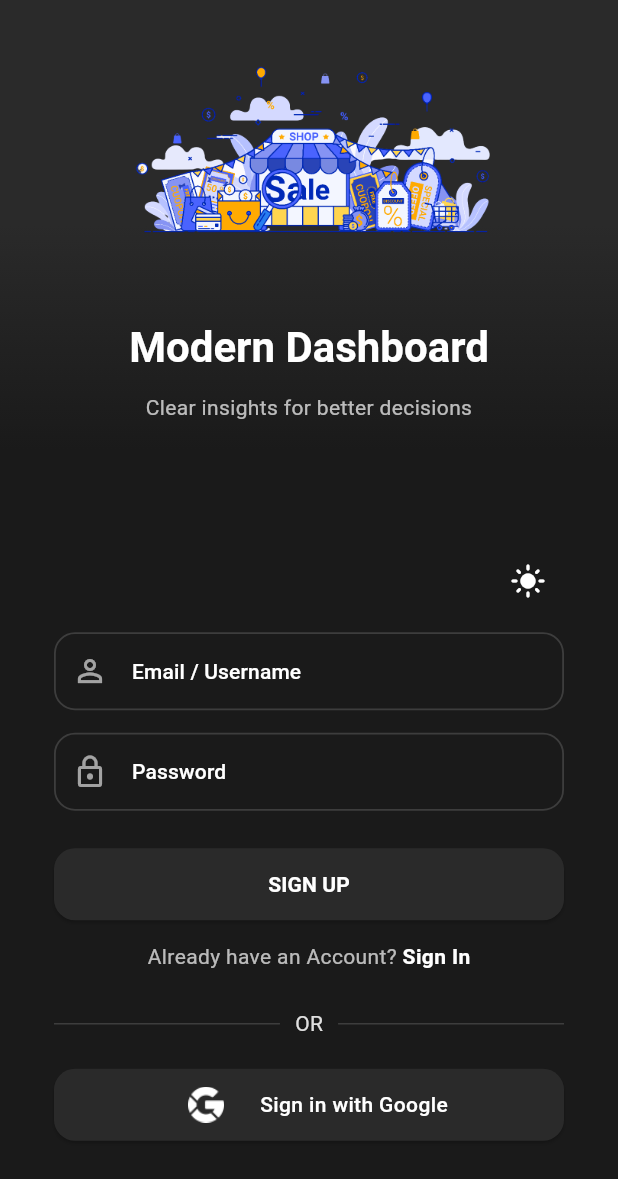
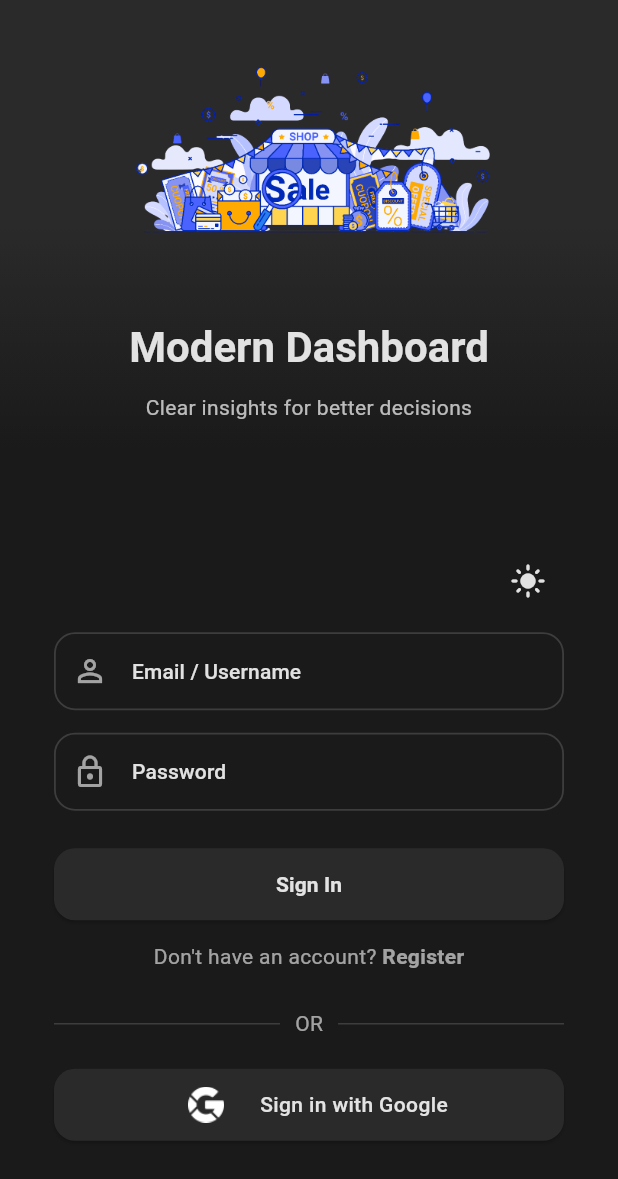
Before and after one commit to redaya88/krema-gms-web-flutter, a Flutter app: the screen it shows after launch, after a tap on the "dark mode" icon, on a phone screen of 412 x 824 dp. Shown: the top 1179 px of the screen. Run offline on Flutter 3.47's test engine with Material 3 defaults, Android fonts, the phone set to English and light mode, and no system bars; our stand-ins replace get, get_storage; accounts and stored records are empty.

Commit message:
fix: implement ui login design

```diff
--- a/lib/core/theme/app_colors.dart
+++ b/lib/core/theme/app_colors.dart
@@ -10,8 +10,10 @@ class AppColors {
   // DARK MODE COLORS
   static const Color darkBackground = Color(0xFF0F0F0F);
   static const Color darkSurface = Color(0xFF1A1A1A);
-  static const Color darkText = Colors.white;
-  static const Color darkSecondaryText = Color(0xFFE0E0E0);
+  static const Color darkText =
+      Color.fromARGB(222, 255, 255, 255); // ~87% opacity
+  static const Color darkSecondaryText =
+      Color.fromARGB(153, 255, 255, 255); // ~60%
 
   // GRAYS (shared)
   static const Color gray800 = Color(0xFF1A1A1A);
--- a/lib/core/theme/text_theme.dart
+++ b/lib/core/theme/text_theme.dart
@@ -3,16 +3,60 @@ import 'app_colors.dart';
 
 class AppTextTheme {
   static TextTheme light = const TextTheme(
-    headlineMedium: TextStyle(fontSize: 28, fontWeight: FontWeight.bold, color: AppColors.lightText),
-    headlineSmall: TextStyle(fontSize: 22, fontWeight: FontWeight.w600, color: AppColors.lightText),
-    bodyLarge: TextStyle(fontSize: 16, color: AppColors.lightText),
-    bodyMedium: TextStyle(fontSize: 14, color: AppColors.lightSecondaryText),
+    headlineMedium: TextStyle(
+      fontSize: 28,
+      fontWeight: FontWeight.bold,
+      color: AppColors.lightText,
+      height: 1.3,
+    ),
+    headlineSmall: TextStyle(
+      fontSize: 22,
+      fontWeight: FontWeight.w600,
+      color: AppColors.lightText,
+      height: 1.3,
+    ),
+    bodyLarge: TextStyle(
+      fontSize: 16,
+      fontWeight: FontWeight.w400,
+      color: AppColors.lightText,
+      height: 1.4,
+      letterSpacing: 0.15,
+    ),
+    bodyMedium: TextStyle(
+      fontSize: 14,
+      fontWeight: FontWeight.w400,
+      color: AppColors.lightSecondaryText,
+      height: 1.4,
+      letterSpacing: 0.25,
+    ),
   );
 
   static TextTheme dark = const TextTheme(
-    headlineMedium: TextStyle(fontSize: 28, fontWeight: FontWeight.bold, color: AppColors.darkText),
-    headlineSmall: TextStyle(fontSize: 22, fontWeight: FontWeight.w600, color: AppColors.darkText),
-    bodyLarge: TextStyle(fontSize: 16, color: AppColors.darkText),
-    bodyMedium: TextStyle(fontSize: 14, color: AppColors.darkSecondaryText),
+    headlineMedium: TextStyle(
+      fontSize: 28,
+      fontWeight: FontWeight.bold,
+      color: AppColors.darkText,
+      height: 1.3,
+    ),
+    headlineSmall: TextStyle(
+      fontSize: 22,
+      fontWeight: FontWeight.w600,
+      color: AppColors.darkText,
+      height: 1.3,
+    ),
+    bodyLarge: TextStyle(
+      fontSize: 16,
+      fontWeight: FontWeight.w400,
+      color: AppColors.darkText,
+      height: 1.4,
+      letterSpacing: 0.15,
+    ),
+    bodyMedium: TextStyle(
+      fontSize: 14,
+      fontWeight: FontWeight.w400,
+      color: AppColors.darkSecondaryText,
+      height: 1.4,
+      letterSpacing: 0.25,
+    ),
   );
 }
--- a/lib/modules/login/login_form.dart
+++ b/lib/modules/login/login_form.dart
@@ -1,7 +1,7 @@
 import 'package:flutter/gestures.dart';
 import 'package:flutter/material.dart';
 import 'package:get/get.dart';
-import '../../core/widgets/sign_in_form.dart';
+import '../../core/widgets/sign_up_form.dart';
 
 class PrettyLoginForm extends StatelessWidget {
   const PrettyLoginForm({super.key});
@@ -138,7 +138,7 @@ class PrettyLoginForm extends StatelessWidget {
             onPressed: () {},
             style: theme.elevatedButtonTheme.style,
             child: Text(
-              "SIGN UP",
+              "Sign In",
               style: text.labelLarge?.copyWith(
                 color: theme.colorScheme.onSurface,
                 fontWeight: FontWeight.w600,
@@ -152,16 +152,14 @@ class PrettyLoginForm extends StatelessWidget {
         /// SIGN IN LINK
         RichText(
           text: TextSpan(
-            text: "Already have an Account? ",
-            style: text.bodyMedium?.copyWith(
-              color: theme.colorScheme.onSurface.withValues(alpha: 0.7),
-            ),
+            style: theme.textTheme.bodyMedium,
+            text: "Don't have an account? ",
             children: [
               TextSpan(
-                text: "Sign In",
-                style: text.bodyMedium?.copyWith(
-                  color: theme.colorScheme.onSurface,
-                  fontWeight: FontWeight.bold,
+                text: "Register",
+                style: theme.textTheme.bodyMedium?.copyWith(
+                  // color: theme.colorScheme.primary,
+                  fontWeight: FontWeight.w600,
                 ),
                 recognizer: TapGestureRecognizer()
                   ..onTap = () => showSignInPopup(context),
```
Also changed, not shown: lib/core/widgets/sign_up_form.dart (renamed from lib/core/widgets/sign_in_form.dart, +42 -2 lines).
